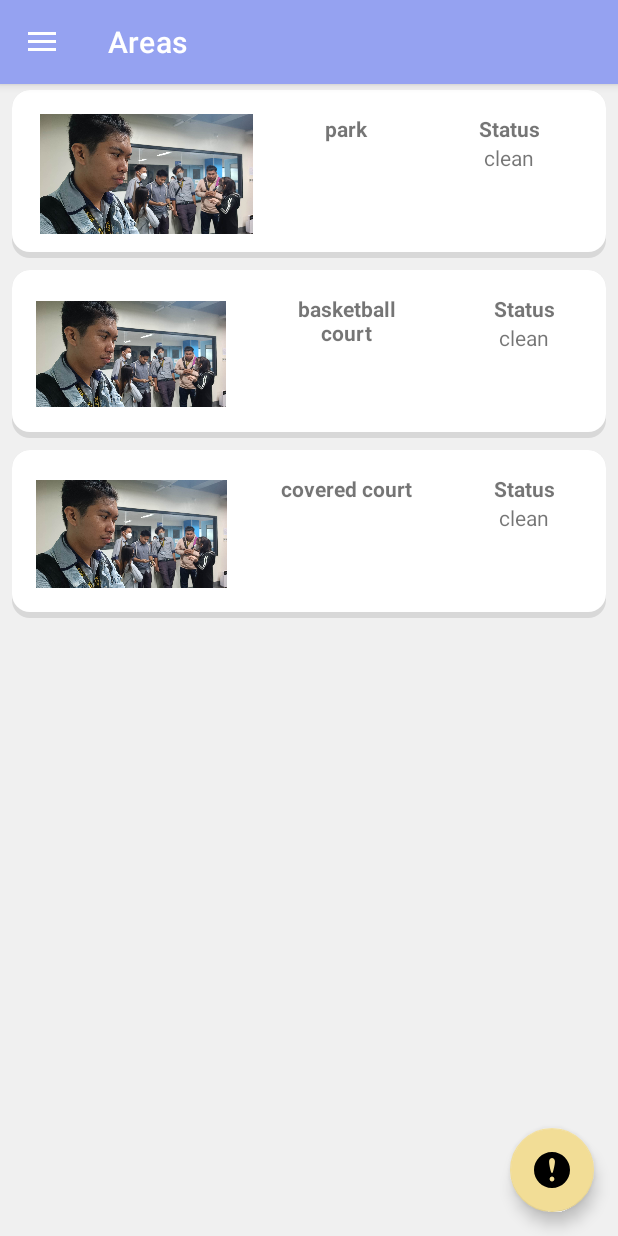
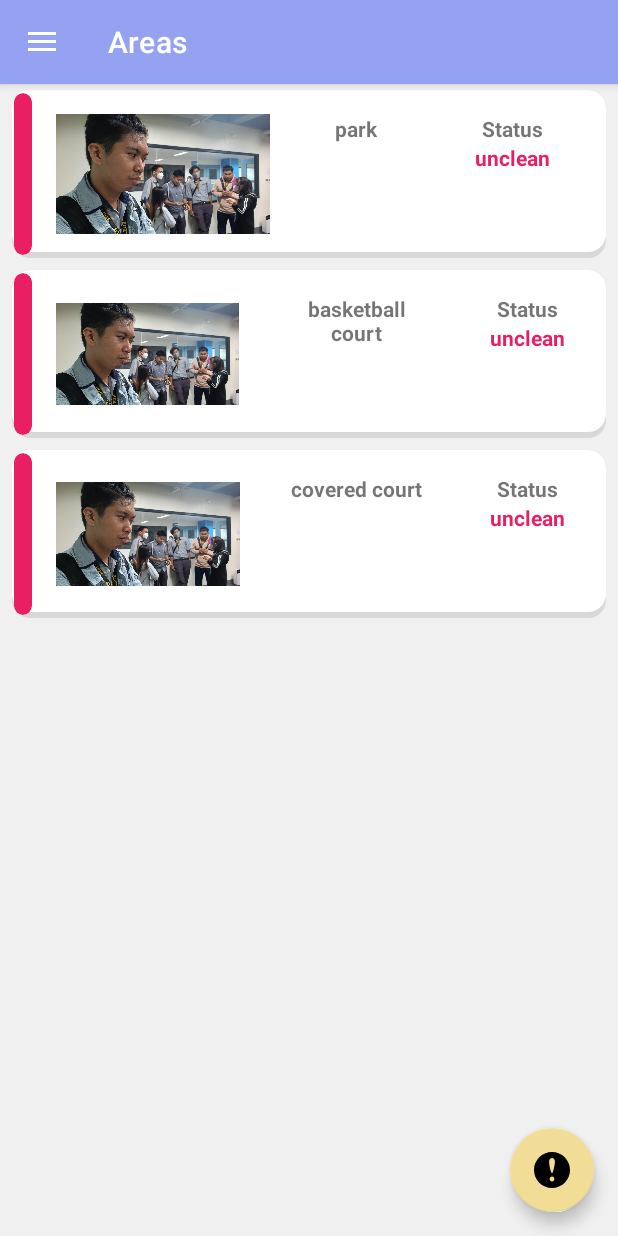
Before and after one commit to Grrom/barangay_cleaning, an Android app: the screen it shows after launch (MainActivity), in the side drawer, after a tap on "Areas", on a phone screen of 412 x 824 dp. Run offline under Robolectric (Android 15) with nearby library versions, the phone set to English and light mode, and no system bars; our stand-ins replace navigation-ui.

Commit message:
highlight status

```diff
--- a/app/src/main/java/com/example/barangay_cleaning/adapters/AreasAdapter.java
+++ b/app/src/main/java/com/example/barangay_cleaning/adapters/AreasAdapter.java
@@ -8,6 +8,7 @@ import android.widget.ImageView;
 import android.widget.TextView;
 
 import androidx.annotation.NonNull;
+import androidx.cardview.widget.CardView;
 import androidx.recyclerview.widget.RecyclerView;
 
 import com.example.barangay_cleaning.R;
@@ -35,6 +36,11 @@ public class AreasAdapter  extends RecyclerView.Adapter<AreasAdapter.MyViewHolde
         holder.name.setText(areas.get(position).getName());
         holder.status.setText(areas.get(position).getStatus());
         holder.image.setImageResource(areas.get(position).getImage());
+
+        if(areas.get(position).getStatus().equals("unclean")){
+            holder.status.setTextColor(context.getResources().getColor(R.color.red));
+            holder.statusIndicator.setCardBackgroundColor(context.getResources().getColor(R.color.red));
+        }
     }
 
     @Override
@@ -47,6 +53,7 @@ public class AreasAdapter  extends RecyclerView.Adapter<AreasAdapter.MyViewHolde
         ImageView image;
         TextView name;
         TextView status;
+        CardView statusIndicator;
 
         public MyViewHolder(@NonNull View itemView) {
             super(itemView);
@@ -54,6 +61,7 @@ public class AreasAdapter  extends RecyclerView.Adapter<AreasAdapter.MyViewHolde
             image = itemView.findViewById(R.id.area_image);
             name = itemView.findViewById(R.id.area_name);
             status = itemView.findViewById(R.id.area_status);
+            statusIndicator = itemView.findViewById(R.id.status_indicator);
         }
     }
 }
--- a/app/src/main/java/com/example/barangay_cleaning/adapters/ReportsAdapter.java
+++ b/app/src/main/java/com/example/barangay_cleaning/adapters/ReportsAdapter.java
@@ -40,6 +40,7 @@ public class ReportsAdapter  extends RecyclerView.Adapter<ReportsAdapter.MyViewH
         holder.status.setText(reports.get(position).getStatus());
         holder.image.setImageResource(reports.get(position).getImage());
         if(reports.get(position).getStatus().equals("unresolved")){
+            holder.status.setTextColor(context.getResources().getColor(R.color.red));
             holder.statusIndicator.setCardBackgroundColor(context.getResources().getColor(R.color.red));
         }
         holder.viewButton.setOnClickListener(view->{
--- a/app/src/main/java/com/example/barangay_cleaning/ui/areas/AreasFragment.java
+++ b/app/src/main/java/com/example/barangay_cleaning/ui/areas/AreasFragment.java
@@ -51,7 +51,7 @@ public class AreasFragment extends Fragment {
     private void setupAreasModel(){
         String[] names = {"park", "basketball court", "covered court"};
         int image= R.drawable.temp_bg;
-        String status = "clean";
+        String status = "unclean";
 
         for (int i = 0; i < names.length; i++){
             areas.add(new Area(image, names[i],  status));
--- a/app/src/main/res/layout/area_item_row.xml
+++ b/app/src/main/res/layout/area_item_row.xml
@@ -8,6 +8,17 @@
     android:layout_marginVertical="4dp"
     android:weightSum="3"
     android:background="@drawable/card_background">
+
+    <androidx.cardview.widget.CardView
+        android:id="@+id/status_indicator"
+        android:layout_width="12dp"
+        app:cardElevation="0dp"
+        android:layout_height="match_parent"
+        android:layout_marginLeft="1dp"
+        android:layout_marginVertical="2dp"
+        app:cardBackgroundColor="@color/green"
+        app:cardCornerRadius="8dp"
+        />
 
     <ImageView
         android:layout_weight="1"
@@ -51,6 +62,8 @@
             android:textAlignment="center"
             android:layout_width="match_parent"
             android:layout_height="wrap_content"
+            android:textColor="@color/green"
+            android:textStyle="bold"
             android:text="clean"
             />
     </LinearLayout>
--- a/app/src/main/res/layout/violation_item_row.xml
+++ b/app/src/main/res/layout/violation_item_row.xml
@@ -10,10 +10,12 @@
 
 
     <androidx.cardview.widget.CardView
+        app:cardElevation="0dp"
         android:id="@+id/status_indicator"
         android:layout_width="12dp"
         android:layout_height="match_parent"
-        android:layout_marginVertical="4dp"
+        android:layout_marginLeft="1dp"
+        android:layout_marginVertical="2dp"
         app:cardBackgroundColor="@color/green"
         app:cardCornerRadius="8dp"
         />
@@ -85,6 +87,8 @@
             android:layout_width="wrap_content"
             android:layout_height="wrap_content"
             android:text="violation status"
+            android:textStyle="bold"
+            android:textColor="@color/green"
             />
     </LinearLayout>
 
```
